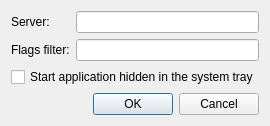
This is source/gui/psvSettingsDialog.ui in sjoubert/pensieve as Qt 5 draws it before an edit. The edited form follows.
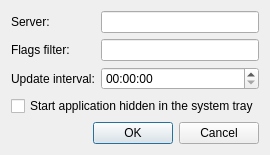
This is the edited form.

```diff
--- a/source/gui/psvSettingsDialog.ui
+++ b/source/gui/psvSettingsDialog.ui
@@ -31,6 +31,19 @@
      <item row="1" column="1">
       <widget class="QLineEdit" name="m_flagsFilter"/>
      </item>
+     <item row="2" column="0">
+      <widget class="QLabel" name="m_updateIntervalLabel">
+       <property name="text">
+        <string>Update interval:</string>
+       </property>
+       <property name="buddy">
+        <cstring>m_updateInterval</cstring>
+       </property>
+      </widget>
+     </item>
+     <item row="2" column="1">
+      <widget class="QTimeEdit" name="m_updateInterval"/>
+     </item>
     </layout>
    </item>
    <item>
```
Left out of the diff: 15 changed lines with no effect on the pictures.
